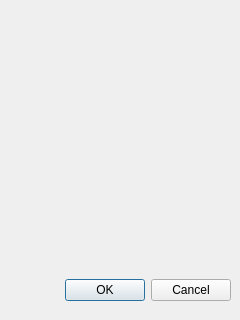
First picture: the form in qCC/ui_templates/bdrLasTilesDlg.ui, repository CloudCompare/CloudCompare, before the edit.
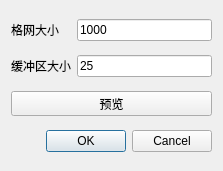
Second picture: the form after the edit.

```diff
--- a/qCC/ui_templates/bdrLasTilesDlg.ui
+++ b/qCC/ui_templates/bdrLasTilesDlg.ui
@@ -6,22 +6,30 @@
    <rect>
     <x>0</x>
     <y>0</y>
-    <width>240</width>
-    <height>320</height>
+    <width>223</width>
+    <height>171</height>
    </rect>
   </property>
   <property name="windowTitle">
    <string>点云分块</string>
   </property>
+  <layout class="QGridLayout" name="gridLayout">
+   <item row="0" column="0">
+    <widget class="QLabel" name="label">
+     <property name="text">
+      <string>格网大小</string>
+     </property>
+    </widget>
+   </item>
+   <item row="1" column="1">
+    <widget class="QLineEdit" name="bufferSizeLineEdit">
+     <property name="text">
+      <string>25</string>
+     </property>
+    </widget>
+   </item>
+   <item row="4" column="0" colspan="2">
   <widget class="QDialogButtonBox" name="buttonBox">
-   <property name="geometry">
-    <rect>
-     <x>10</x>
-     <y>270</y>
-     <width>221</width>
-     <height>41</height>
-    </rect>
-   </property>
    <property name="orientation">
     <enum>Qt::Horizontal</enum>
    </property>
@@ -29,6 +37,35 @@
     <set>QDialogButtonBox::Cancel|QDialogButtonBox::Ok</set>
    </property>
   </widget>
+   </item>
+   <item row="0" column="1">
+    <widget class="QLineEdit" name="gridSizeLineEdit">
+     <property name="text">
+      <string>1000</string>
+     </property>
+    </widget>
+   </item>
+   <item row="1" column="0">
+    <widget class="QLabel" name="label_2">
+     <property name="text">
+      <string>缓冲区大小</string>
+     </property>
+    </widget>
+   </item>
+   <item row="2" column="0" colspan="2">
+    <widget class="QToolButton" name="previewToolButton">
+     <property name="sizePolicy">
+      <sizepolicy hsizetype="Expanding" vsizetype="Fixed">
+       <horstretch>0</horstretch>
+       <verstretch>0</verstretch>
+      </sizepolicy>
+     </property>
+     <property name="text">
+      <string>预览</string>
+     </property>
+    </widget>
+   </item>
+  </layout>
  </widget>
  <resources/>
  <connections>
```
Lines whose indentation alone changed are shown as unchanged.
